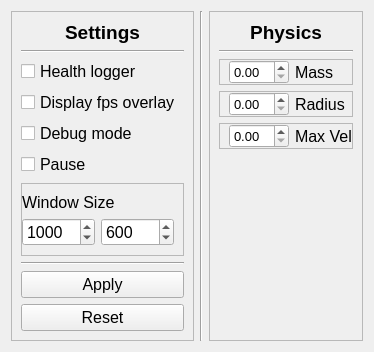
kpdudek/PhysicsSim, file ui/settings_window.ui: the form before one commit.
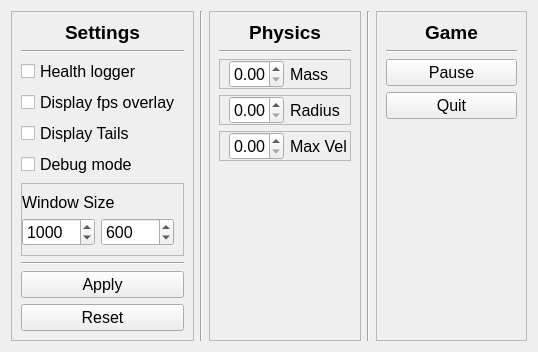
The form after the commit.

The edit to the form file:
```diff
--- a/ui/settings_window.ui
+++ b/ui/settings_window.ui
@@ -6,7 +6,7 @@
    <rect>
     <x>0</x>
     <y>0</y>
-    <width>364</width>
+    <width>538</width>
     <height>337</height>
    </rect>
   </property>
@@ -14,6 +14,13 @@
    <string>Form</string>
   </property>
   <layout class="QGridLayout" name="gridLayout_2">
+   <item row="1" column="2">
+    <widget class="Line" name="line_4">
+     <property name="orientation">
+      <enum>Qt::Vertical</enum>
+     </property>
+    </widget>
+   </item>
    <item row="1" column="3">
     <widget class="QFrame" name="frame_3">
      <property name="frameShape">
@@ -79,9 +86,15 @@
          </property>
          <item>
           <widget class="QDoubleSpinBox" name="doubleSpinBox">
+           <property name="maximumSize">
+            <size>
+             <width>55</width>
+             <height>16777215</height>
+            </size>
+           </property>
            <property name="font">
             <font>
-             <pointsize>10</pointsize>
+             <pointsize>12</pointsize>
             </font>
            </property>
           </widget>
@@ -127,9 +140,15 @@
          </property>
          <item>
           <widget class="QDoubleSpinBox" name="doubleSpinBox_2">
+           <property name="maximumSize">
+            <size>
+             <width>55</width>
+             <height>16777215</height>
+            </size>
+           </property>
            <property name="font">
             <font>
-             <pointsize>10</pointsize>
+             <pointsize>12</pointsize>
             </font>
            </property>
           </widget>
@@ -175,9 +194,15 @@
          </property>
          <item>
           <widget class="QDoubleSpinBox" name="doubleSpinBox_3">
+           <property name="maximumSize">
+            <size>
+             <width>55</width>
+             <height>16777215</height>
+            </size>
+           </property>
            <property name="font">
             <font>
-             <pointsize>10</pointsize>
+             <pointsize>12</pointsize>
             </font>
            </property>
           </widget>
@@ -276,6 +301,18 @@
         </property>
        </widget>
       </item>
+      <item>
+       <widget class="QCheckBox" name="display_tails_checkbox">
+        <property name="font">
+         <font>
+          <pointsize>12</pointsize>
+         </font>
+        </property>
+        <property name="text">
+         <string>Display Tails</string>
+        </property>
+       </widget>
+      </item>
       <item>
        <widget class="QCheckBox" name="debug_mode_checkbox">
         <property name="font">
@@ -288,24 +325,12 @@
         </property>
        </widget>
       </item>
-      <item>
-       <widget class="QCheckBox" name="pause_checkbox">
-        <property name="font">
-         <font>
-          <pointsize>12</pointsize>
-         </font>
-        </property>
-        <property name="text">
-         <string>Pause</string>
-        </property>
-       </widget>
-      </item>
       <item>
        <widget class="QFrame" name="frame">
         <property name="maximumSize">
          <size>
           <width>16777215</width>
-          <height>100</height>
+          <height>75</height>
          </size>
         </property>
         <property name="frameShape">
@@ -409,13 +434,92 @@
      </layout>
     </widget>
    </item>
-   <item row="1" column="2">
-    <widget class="Line" name="line_4">
+   <item row="1" column="4">
+    <widget class="Line" name="line_5">
      <property name="orientation">
       <enum>Qt::Vertical</enum>
      </property>
     </widget>
    </item>
+   <item row="1" column="5">
+    <widget class="QFrame" name="frame_7">
+     <property name="frameShape">
+      <enum>QFrame::StyledPanel</enum>
+     </property>
+     <property name="frameShadow">
+      <enum>QFrame::Raised</enum>
+     </property>
+     <layout class="QVBoxLayout" name="verticalLayout">
+      <item>
+       <widget class="QLabel" name="label_7">
+        <property name="maximumSize">
+         <size>
+          <width>16777215</width>
+          <height>30</height>
+         </size>
+        </property>
+        <property name="font">
+         <font>
+          <pointsize>14</pointsize>
+          <weight>75</weight>
+          <bold>true</bold>
+         </font>
+        </property>
+        <property name="text">
+         <string>Game</string>
+        </property>
+        <property name="alignment">
+         <set>Qt::AlignBottom|Qt::AlignHCenter</set>
+        </property>
+       </widget>
+      </item>
+      <item>
+       <widget class="Line" name="line_6">
+        <property name="orientation">
+         <enum>Qt::Horizontal</enum>
+        </property>
+       </widget>
+      </item>
+      <item>
+       <widget class="QPushButton" name="pause_button">
+        <property name="font">
+         <font>
+          <pointsize>12</pointsize>
+         </font>
+        </property>
+        <property name="text">
+         <string>Pause</string>
+        </property>
+       </widget>
+      </item>
+      <item>
+       <widget class="QPushButton" name="quit_button">
+        <property name="font">
+         <font>
+          <pointsize>12</pointsize>
+         </font>
+        </property>
+        <property name="text">
+         <string>Quit</string>
+        </property>
+       </widget>
+      </item>
+      <item>
+       <spacer name="verticalSpacer_2">
+        <property name="orientation">
+         <enum>Qt::Vertical</enum>
+        </property>
+        <property name="sizeHint" stdset="0">
+         <size>
+          <width>20</width>
+          <height>40</height>
+         </size>
+        </property>
+       </spacer>
+      </item>
+     </layout>
+    </widget>
+   </item>
   </layout>
  </widget>
  <resources/>
```
